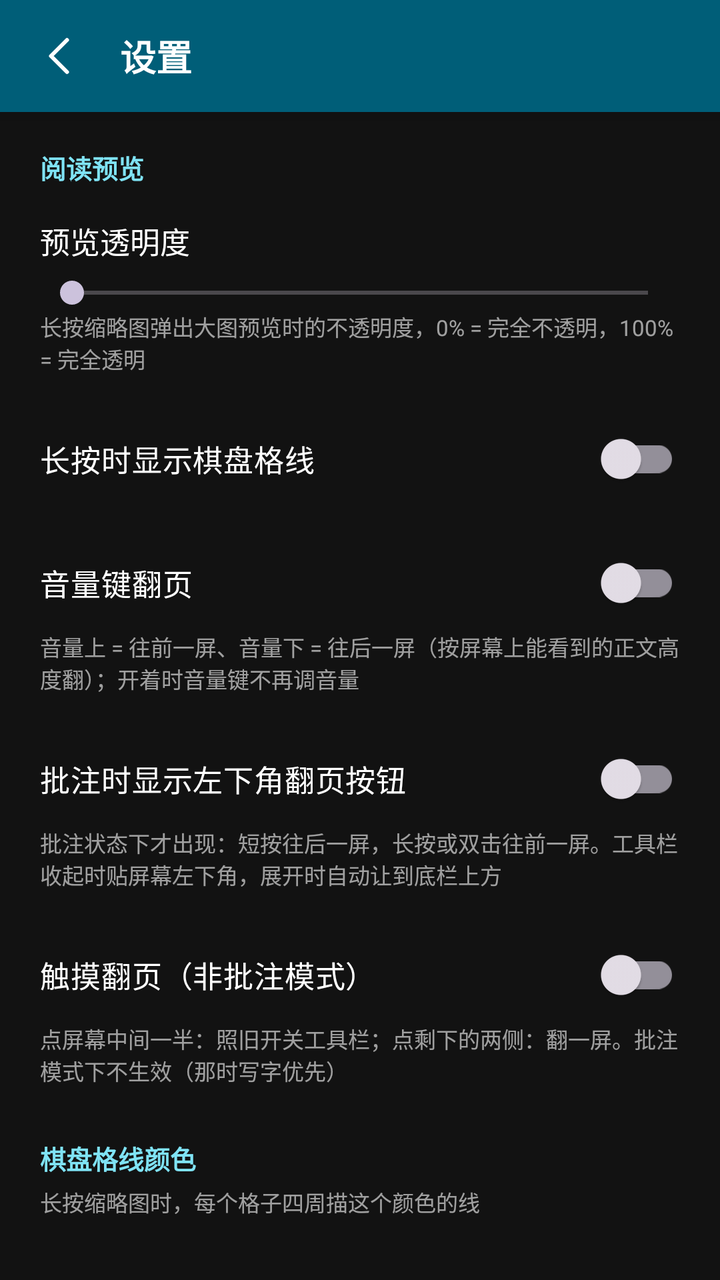
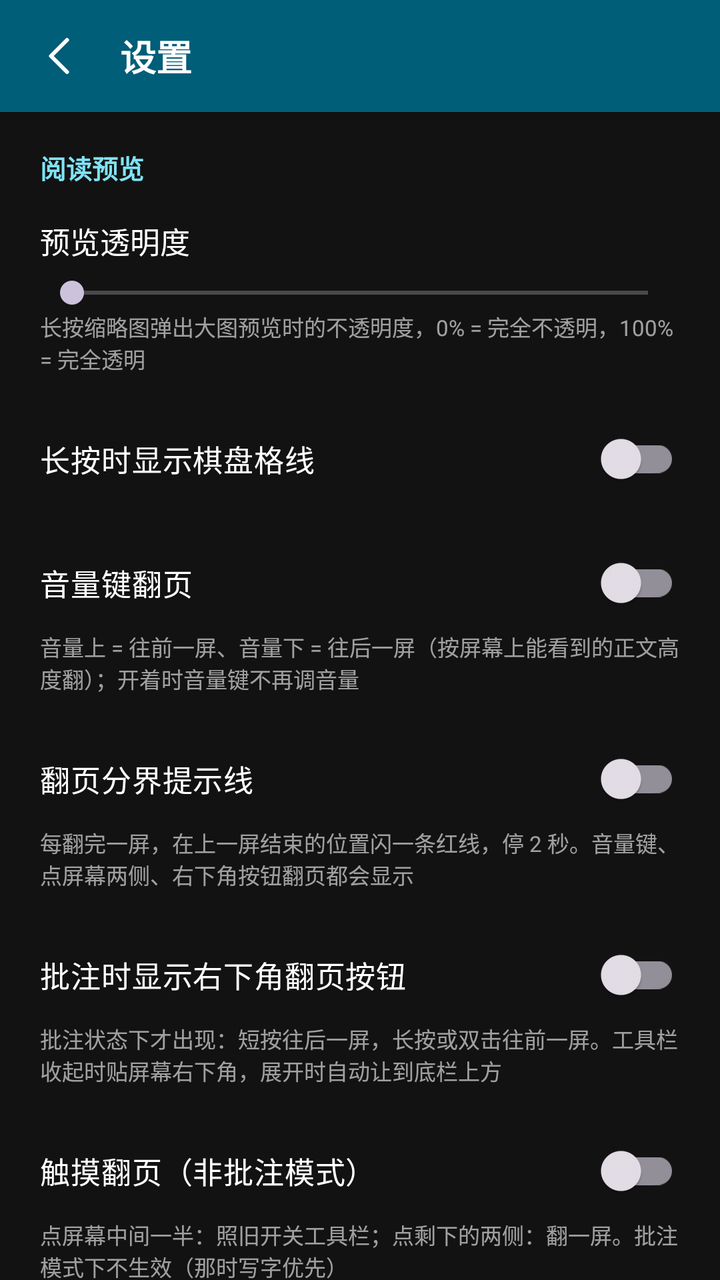

Before-and-after screenshots of an Android layout around one commit, followed by the original layout XML and the change that was made.
<!-- AndroidManifest.xml: activity theme Theme.PageHop.Settings -->
<!-- res/layout/activity_settings.xml -->
<?xml version="1.0" encoding="utf-8"?>
<LinearLayout xmlns:android="http://schemas.android.com/apk/res/android"
    android:id="@+id/settingsRoot"
    android:layout_width="match_parent"
    android:layout_height="match_parent"
    android:background="@color/reader_bg"
    android:orientation="vertical">

    <LinearLayout
        android:id="@+id/header"
        android:layout_width="match_parent"
        android:layout_height="56dp"
        android:background="@color/reader_bar"
        android:elevation="6dp"
        android:gravity="center_vertical"
        android:orientation="horizontal"
        android:paddingStart="8dp"
        android:paddingEnd="16dp">

        <ImageButton
            android:id="@+id/btnBack"
            android:layout_width="44dp"
            android:layout_height="44dp"
            android:background="?attr/selectableItemBackgroundBorderless"
            android:contentDescription="@string/back"
            android:scaleType="center"
            android:src="@drawable/ic_back" />

        <TextView
            android:id="@+id/tvTitle"
            android:layout_width="wrap_content"
            android:layout_height="wrap_content"
            android:layout_marginStart="8dp"
            android:text="@string/settings"
            android:textColor="#FFFFFFFF"
            android:textSize="18sp"
            android:textStyle="bold" />
    </LinearLayout>

    <ScrollView
        android:layout_width="match_parent"
        android:layout_height="0dp"
        android:layout_weight="1"
        android:clipToPadding="false"
        android:scrollbars="none">

        <LinearLayout
            android:id="@+id/content"
            android:layout_width="match_parent"
            android:layout_height="wrap_content"
            android:orientation="vertical"
            android:paddingStart="20dp"
            android:paddingTop="18dp"
            android:paddingEnd="20dp"
            android:paddingBottom="40dp">

            <TextView
                android:layout_width="wrap_content"
                android:layout_height="wrap_content"
                android:text="阅读预览"
                android:textColor="#FF7FE3F5"
                android:textSize="13sp"
                android:textStyle="bold" />

            <TextView
                android:id="@+id/tvAlpha"
                android:layout_width="match_parent"
                android:layout_height="wrap_content"
                android:layout_marginTop="16dp"
                android:text="预览透明度"
                android:textColor="#FFFFFFFF"
                android:textSize="15sp" />

            <SeekBar
                android:id="@+id/sbAlpha"
                android:layout_width="match_parent"
                android:layout_height="wrap_content"
                android:layout_marginTop="6dp" />

            <TextView
                android:layout_width="match_parent"
                android:layout_height="wrap_content"
                android:text="长按缩略图弹出大图预览时的不透明度，0% = 完全不透明，100% = 完全透明"
                android:textColor="#99FFFFFF"
                android:textSize="11sp" />

            <androidx.appcompat.widget.SwitchCompat
                android:id="@+id/swGrid"
                android:layout_width="match_parent"
                android:layout_height="wrap_content"
                android:layout_marginTop="18dp"
                android:paddingTop="6dp"
                android:paddingBottom="6dp"
                android:text="长按时显示棋盘格线"
                android:textColor="#FFFFFFFF"
                android:textSize="15sp" />

            <androidx.appcompat.widget.SwitchCompat
                android:id="@+id/swVolume"
                android:layout_width="match_parent"
                android:layout_height="wrap_content"
                android:layout_marginTop="14dp"
                android:paddingTop="6dp"
                android:paddingBottom="6dp"
                android:text="音量键翻页"
                android:textColor="#FFFFFFFF"
                android:textSize="15sp" />

            <TextView
                android:layout_width="match_parent"
                android:layout_height="wrap_content"
                android:text="音量上 = 往前一屏、音量下 = 往后一屏（按屏幕上能看到的正文高度翻）；开着时音量键不再调音量"
                android:textColor="#99FFFFFF"
                android:textSize="11sp" />

            
            <LinearLayout
                android:id="@+id/boxOverlap"
                android:layout_width="match_parent"
                android:layout_height="wrap_content"
                android:orientation="vertical"
                android:visibility="gone">

                <TextView
                    android:id="@+id/tvOverlap"
                    android:layout_width="match_parent"
                    android:layout_height="wrap_content"
                    android:layout_marginTop="12dp"
                    android:text="翻屏重叠：10%"
                    android:textColor="#FFFFFFFF"
                    android:textSize="15sp" />

                <SeekBar
                    android:id="@+id/sbOverlap"
                    android:layout_width="match_parent"
                    android:layout_height="wrap_content"
                    android:layout_marginTop="6dp" />

                <TextView
                    android:layout_width="match_parent"
                    android:layout_height="wrap_content"
                    android:text="翻一屏时上一屏保留多少在顶上，接着读不丢上下文。10% 大约两三行字，0% 正好紧接着翻"
                    android:textColor="#99FFFFFF"
                    android:textSize="11sp" />
            </LinearLayout>

            <androidx.appcompat.widget.SwitchCompat
                android:id="@+id/swCorner"
                android:layout_width="match_parent"
                android:layout_height="wrap_content"
                android:layout_marginTop="18dp"
                android:paddingTop="6dp"
                android:paddingBottom="6dp"
                android:text="批注时显示左下角翻页按钮"
                android:textColor="#FFFFFFFF"
                android:textSize="15sp" />

            <TextView
                android:layout_width="match_parent"
                android:layout_height="wrap_content"
                android:text="批注状态下才出现：短按往后一屏，长按或双击往前一屏。工具栏收起时贴屏幕左下角，展开时自动让到底栏上方"
                android:textColor="#99FFFFFF"
                android:textSize="11sp" />

            <androidx.appcompat.widget.SwitchCompat
                android:id="@+id/swTapPaging"
                android:layout_width="match_parent"
                android:layout_height="wrap_content"
                android:layout_marginTop="18dp"
                android:paddingTop="6dp"
                android:paddingBottom="6dp"
                android:text="触摸翻页（非批注模式）"
                android:textColor="#FFFFFFFF"
                android:textSize="15sp" />

            <TextView
                android:layout_width="match_parent"
                android:layout_height="wrap_content"
                android:text="点屏幕中间一半：照旧开关工具栏；点剩下的两侧：翻一屏。批注模式下不生效（那时写字优先）"
                android:textColor="#99FFFFFF"
                android:textSize="11sp" />

            <androidx.appcompat.widget.SwitchCompat
                android:id="@+id/swTapHorizontal"
                android:layout_width="match_parent"
                android:layout_height="wrap_content"
                android:layout_marginStart="14dp"
                android:layout_marginTop="6dp"
                android:paddingTop="6dp"
                android:paddingBottom="6dp"
                android:text="左右翻页（关 = 上下翻页）"
                android:textColor="#FFFFFFFF"
                android:textSize="15sp"
                android:visibility="gone" />

            <TextView
                android:id="@+id/tvTapHorizontalHint"
                android:layout_width="match_parent"
                android:layout_height="wrap_content"
                android:layout_marginStart="14dp"
                android:text="开：点左边往前、点右边往后；关：点上边往前、点下边往后"
                android:textColor="#99FFFFFF"
                android:textSize="11sp"
                android:visibility="gone" />

            <TextView
                android:layout_width="wrap_content"
                android:layout_height="wrap_content"
                android:layout_marginTop="26dp"
                android:text="棋盘格线颜色"
                android:textColor="#FF7FE3F5"
                android:textSize="13sp"
                android:textStyle="bold" />

            <TextView
                android:layout_width="match_parent"
                android:layout_height="wrap_content"
                android:layout_marginTop="4dp"
                android:text="长按缩略图时，每个格子四周描这个颜色的线"
                android:textColor="#99FFFFFF"
                android:textSize="11sp" />

            <LinearLayout
                android:id="@+id/gridColorRow"
                android:layout_width="match_parent"
                android:layout_height="wrap_content"
                android:layout_marginTop="10dp"
                android:orientation="vertical" />

            <TextView
                android:layout_width="wrap_content"
                android:layout_height="wrap_content"
                android:layout_marginTop="26dp"
                android:text="界面配色"
                android:textColor="#FF7FE3F5"
                android:textSize="13sp"
                android:textStyle="bold" />

            <TextView
                android:layout_width="match_parent"
                android:layout_height="wrap_content"
                android:layout_marginTop="4dp"
                android:text="顶栏和底栏的颜色（正文颜色在阅读页的「颜色」里单独调）"
                android:textColor="#99FFFFFF"
                android:textSize="11sp" />

            <LinearLayout
                android:id="@+id/barColorRow"
                android:layout_width="match_parent"
                android:layout_height="wrap_content"
                android:layout_marginTop="10dp"
                android:orientation="vertical" />

            <TextView
                android:id="@+id/tvAbout"
                android:layout_width="match_parent"
                android:layout_height="wrap_content"
                android:layout_marginTop="36dp"
                android:gravity="center"
                android:textColor="#66FFFFFF"
                android:textSize="11sp" />
        </LinearLayout>
    </ScrollView>
</LinearLayout>
<!-- resources referenced by this layout -->
<resources>
  <color name="reader_bar">#FF005E78</color>
  <color name="reader_bg">#121212</color>
  <!-- drawable ic_back (drawable) -->
  <?xml version="1.0" encoding="utf-8"?>
  <vector xmlns:android="http://schemas.android.com/apk/res/android"
      android:width="24dp"
      android:height="24dp"
      android:viewportWidth="24"
      android:viewportHeight="24">
      <path
          android:fillColor="#00000000"
          android:pathData="M15.5,4 L7.5,12 L15.5,20"
          android:strokeColor="#FFFFFFFF"
          android:strokeLineCap="round"
          android:strokeLineJoin="round"
          android:strokeWidth="2" />
  </vector>
  <string name="back">返回</string>
  <string name="settings">设置</string>
  <style name="Theme.PageHop.Settings" parent="Theme.Material3.Dark.NoActionBar">
          <item name="android:windowBackground">@color/reader_bg</item>
          <item name="colorPrimary">@color/brand</item>
          <item name="colorOnPrimary">@color/brand_on</item>
      </style>
  <color name="brand">#44685F</color>
  <color name="brand_on">#FFFFFF</color>
</resources>

<!-- the commit's change to res/layout/activity_settings.xml (unified diff, before → after) -->
@@ -145,20 +145,38 @@
             </LinearLayout>
 
             <androidx.appcompat.widget.SwitchCompat
+                android:id="@+id/swFlipHint"
+                android:layout_width="match_parent"
+                android:layout_height="wrap_content"
+                android:layout_marginTop="18dp"
+                android:paddingTop="6dp"
+                android:paddingBottom="6dp"
+                android:text="翻页分界提示线"
+                android:textColor="#FFFFFFFF"
+                android:textSize="15sp" />
+
+            <TextView
+                android:layout_width="match_parent"
+                android:layout_height="wrap_content"
+                android:text="每翻完一屏，在上一屏结束的位置闪一条红线，停 2 秒。音量键、点屏幕两侧、右下角按钮翻页都会显示"
+                android:textColor="#99FFFFFF"
+                android:textSize="11sp" />
+
+            <androidx.appcompat.widget.SwitchCompat
                 android:id="@+id/swCorner"
                 android:layout_width="match_parent"
                 android:layout_height="wrap_content"
                 android:layout_marginTop="18dp"
                 android:paddingTop="6dp"
                 android:paddingBottom="6dp"
-                android:text="批注时显示左下角翻页按钮"
-                android:textColor="#FFFFFFFF"
-                android:textSize="15sp" />
-
-            <TextView
-                android:layout_width="match_parent"
-                android:layout_height="wrap_content"
-                android:text="批注状态下才出现：短按往后一屏，长按或双击往前一屏。工具栏收起时贴屏幕左下角，展开时自动让到底栏上方"
+                android:text="批注时显示右下角翻页按钮"
+                android:textColor="#FFFFFFFF"
+                android:textSize="15sp" />
+
+            <TextView
+                android:layout_width="match_parent"
+                android:layout_height="wrap_content"
+                android:text="批注状态下才出现：短按往后一屏，长按或双击往前一屏。工具栏收起时贴屏幕右下角，展开时自动让到底栏上方"
                 android:textColor="#99FFFFFF"
                 android:textSize="11sp" />
 
